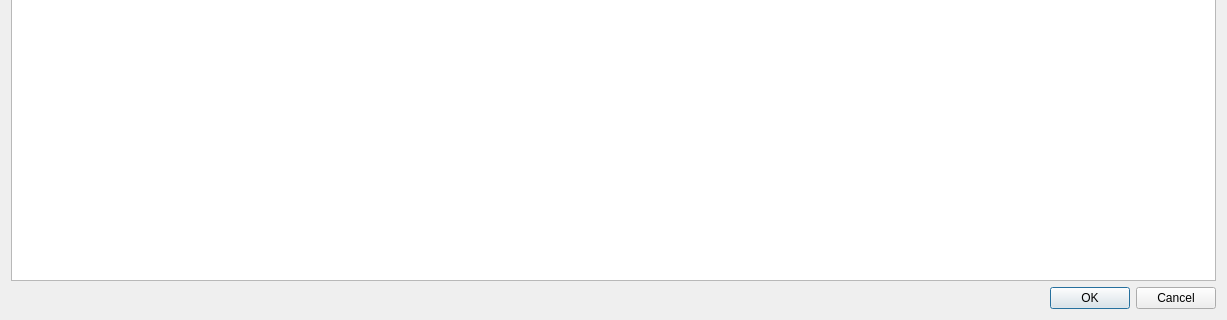
Old version of the form src/NewGameDialog.ui in the repository simophin/game-matcher-qt; both pictures show x 0 to 1227 and y 554 to 874 of the 1227 by 874 pixel window.
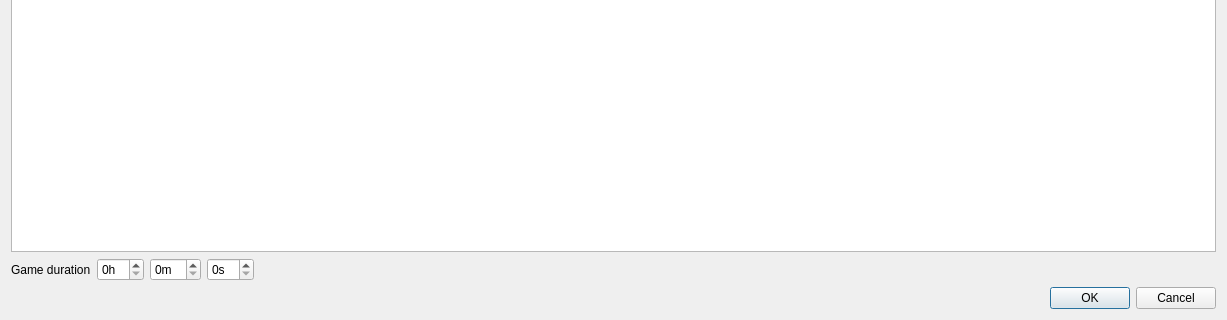
New version of the form.

Commit message: Added game duration

Patch:
```diff
--- a/src/NewGameDialog.ui
+++ b/src/NewGameDialog.ui
@@ -19,8 +19,6 @@
   <property name="modal">
    <bool>true</bool>
   </property>
-  <layout class="QVBoxLayout" name="verticalLayout_2">
-   <item>
     <layout class="QVBoxLayout" name="verticalLayout">
      <item>
       <widget class="QLabel" name="label">
@@ -44,6 +42,58 @@
         <bool>true</bool>
        </property>
       </widget>
+   </item>
+   <item>
+    <layout class="QHBoxLayout" name="horizontalLayout">
+     <item>
+      <widget class="QLabel" name="label_2">
+       <property name="text">
+        <string>Game duration</string>
+       </property>
+      </widget>
+     </item>
+     <item>
+      <widget class="QSpinBox" name="hourBox">
+       <property name="suffix">
+        <string>h</string>
+       </property>
+      </widget>
+     </item>
+     <item>
+      <widget class="QSpinBox" name="minuteBox">
+       <property name="suffix">
+        <string>m</string>
+       </property>
+       <property name="prefix">
+        <string/>
+       </property>
+       <property name="maximum">
+        <number>59</number>
+       </property>
+      </widget>
+     </item>
+     <item>
+      <widget class="QSpinBox" name="secondBox">
+       <property name="suffix">
+        <string>s</string>
+       </property>
+       <property name="maximum">
+        <number>59</number>
+       </property>
+      </widget>
+     </item>
+     <item>
+      <spacer name="horizontalSpacer">
+       <property name="orientation">
+        <enum>Qt::Horizontal</enum>
+       </property>
+       <property name="sizeHint" stdset="0">
+        <size>
+         <width>40</width>
+         <height>20</height>
+        </size>
+       </property>
+      </spacer>
      </item>
     </layout>
    </item>
```
Lines whose indentation alone changed are shown as unchanged. The commit also changes 9 other files.
